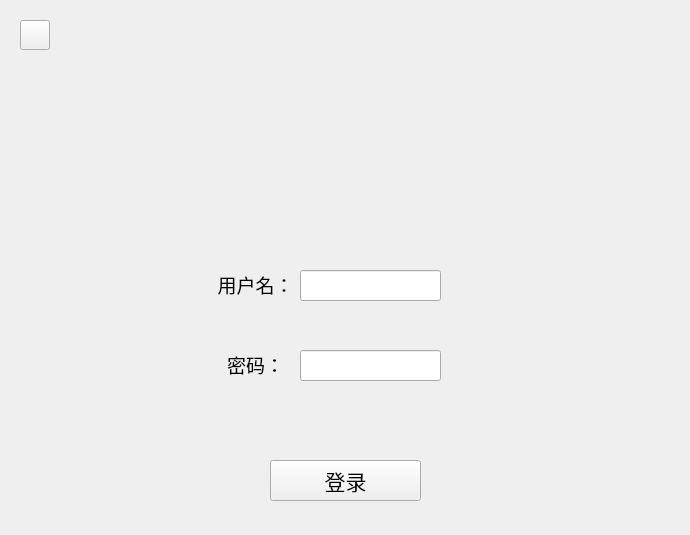
Before: the Qt Designer form ZooFence_Pi/login.ui in Isabella98Liu/ZooFence_RaspberryPi, drawn with Qt 5.
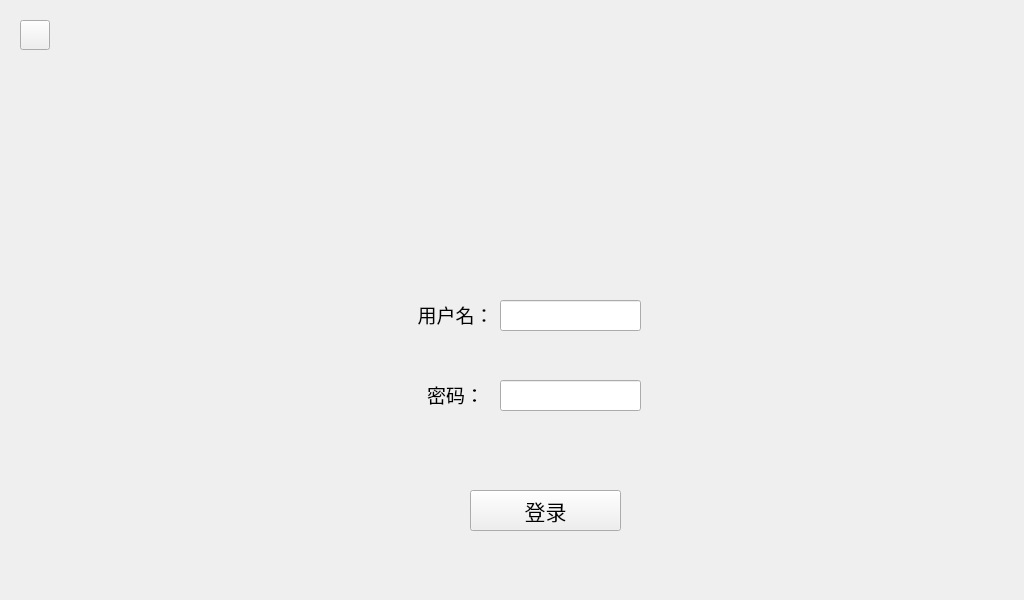
After: the same form once the commit is applied. Icons and pictures are not drawn.

Patch:
```diff
--- a/ZooFence_Pi/login.ui
+++ b/ZooFence_Pi/login.ui
@@ -6,8 +6,8 @@
    <rect>
     <x>0</x>
     <y>0</y>
-    <width>690</width>
-    <height>535</height>
+    <width>1024</width>
+    <height>600</height>
    </rect>
   </property>
   <property name="windowTitle">
@@ -16,8 +16,8 @@
   <widget class="QLabel" name="label">
    <property name="geometry">
     <rect>
-     <x>270</x>
-     <y>50</y>
+     <x>470</x>
+     <y>80</y>
      <width>150</width>
      <height>150</height>
     </rect>
@@ -29,8 +29,8 @@
   <widget class="QLabel" name="label_2">
    <property name="geometry">
     <rect>
-     <x>150</x>
-     <y>260</y>
+     <x>350</x>
+     <y>290</y>
      <width>50</width>
      <height>50</height>
     </rect>
@@ -42,8 +42,8 @@
   <widget class="QLabel" name="label_3">
    <property name="geometry">
     <rect>
-     <x>210</x>
-     <y>260</y>
+     <x>410</x>
+     <y>290</y>
      <width>91</width>
      <height>50</height>
     </rect>
@@ -58,8 +58,8 @@
   <widget class="QLabel" name="label_4">
    <property name="geometry">
     <rect>
-     <x>210</x>
-     <y>340</y>
+     <x>410</x>
+     <y>370</y>
      <width>91</width>
      <height>50</height>
     </rect>
@@ -74,8 +74,8 @@
   <widget class="QLabel" name="label_5">
    <property name="geometry">
     <rect>
-     <x>150</x>
-     <y>340</y>
+     <x>350</x>
+     <y>370</y>
      <width>50</width>
      <height>50</height>
     </rect>
@@ -87,8 +87,8 @@
   <widget class="QPushButton" name="pushButton">
    <property name="geometry">
     <rect>
-     <x>270</x>
-     <y>460</y>
+     <x>470</x>
+     <y>490</y>
      <width>151</width>
      <height>41</height>
     </rect>
@@ -142,8 +142,8 @@
   <widget class="QLineEdit" name="lineEdit">
    <property name="geometry">
     <rect>
-     <x>300</x>
-     <y>270</y>
+     <x>500</x>
+     <y>300</y>
      <width>141</width>
      <height>31</height>
     </rect>
@@ -152,8 +152,8 @@
   <widget class="QLineEdit" name="lineEdit_2">
    <property name="geometry">
     <rect>
-     <x>300</x>
-     <y>350</y>
+     <x>500</x>
+     <y>380</y>
      <width>141</width>
      <height>31</height>
     </rect>
@@ -162,8 +162,8 @@
   <widget class="QLabel" name="label_6">
    <property name="geometry">
     <rect>
-     <x>310</x>
-     <y>390</y>
+     <x>510</x>
+     <y>420</y>
      <width>70</width>
      <height>70</height>
     </rect>
```
